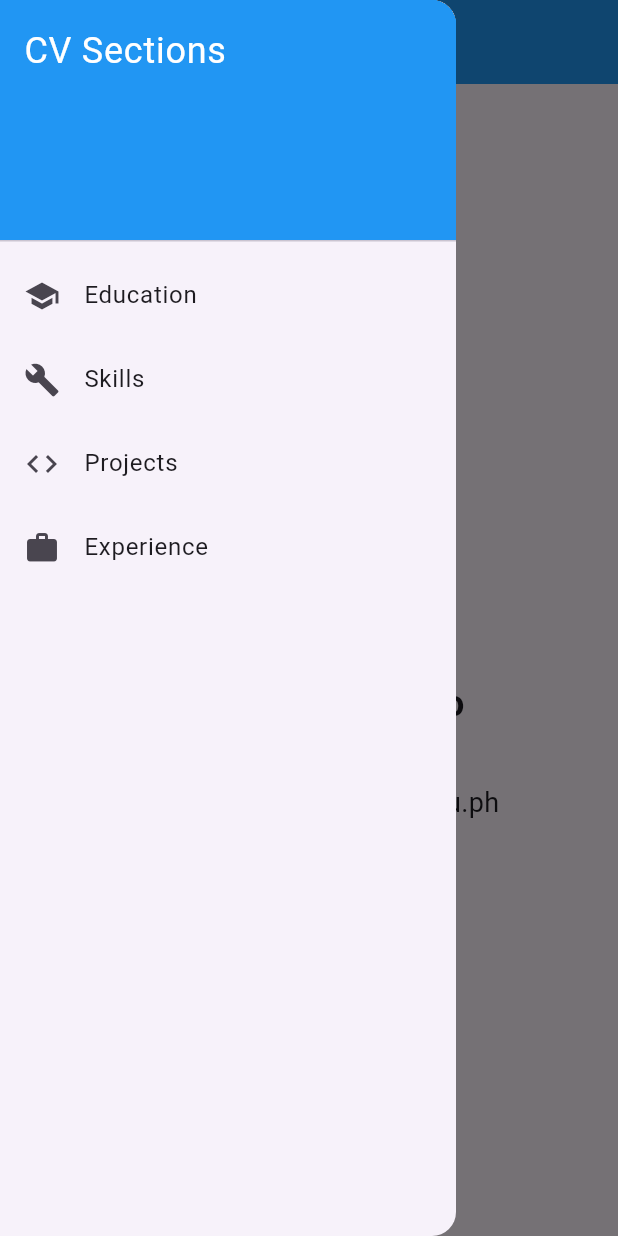
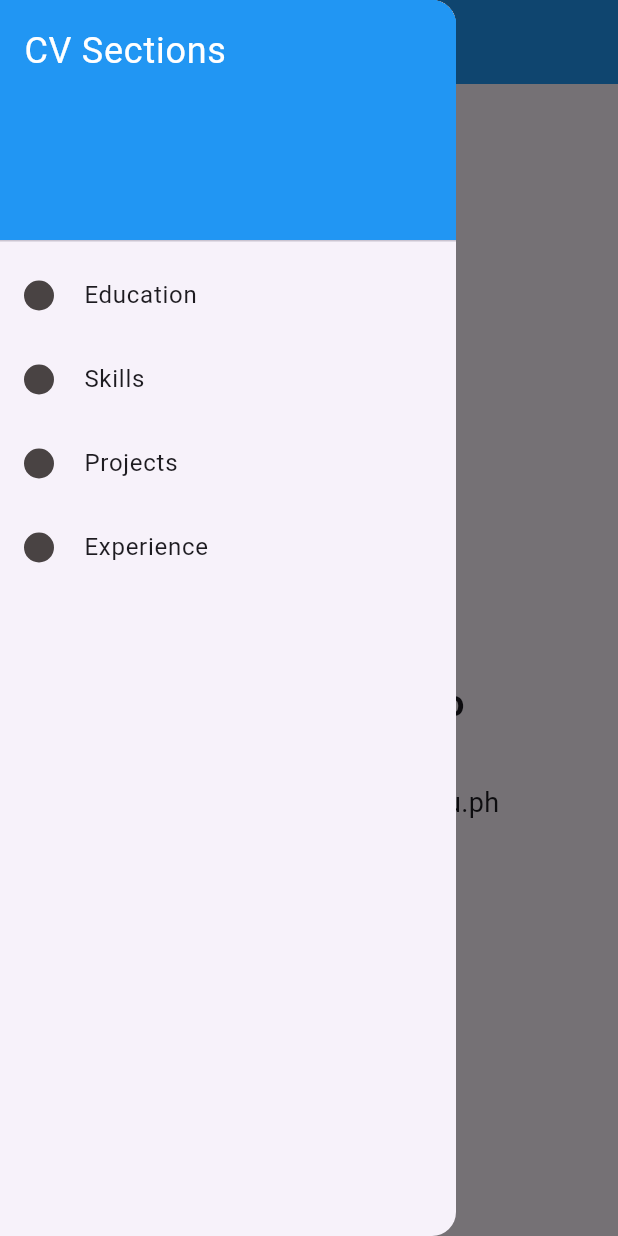
Before and after one commit to PaulVincent-Calvo/drawer_cv, a Flutter app: the screen it shows after launch, with the side drawer open, on a phone screen of 412 x 824 dp. Run offline on Flutter 3.47's test engine with Material 3 defaults, Android fonts, the light colour scheme and no system bars.

Commit message:
grey icons

```diff
--- a/lib/main.dart
+++ b/lib/main.dart
@@ -54,7 +54,14 @@ class MyCVPage extends StatelessWidget {
               ),
             ),
             ListTile(
-              leading: const Icon(Icons.school),
+              leading: Container(
+                width: 20,
+                height: 20,
+                decoration: const BoxDecoration(
+                  color: Color.fromARGB(255, 73, 67, 67),
+                  shape: BoxShape.circle,
+                ),
+              ),
               title: const Text('Education'),
               onTap: () {
                 Navigator.push(
@@ -64,7 +71,14 @@ class MyCVPage extends StatelessWidget {
               },
             ),
             ListTile(
-              leading: const Icon(Icons.build),
+              leading: Container(
+                width: 20,
+                height: 20,
+                decoration: const BoxDecoration(
+                  color: Color.fromARGB(255, 73, 67, 67),
+                  shape: BoxShape.circle,
+                ),
+              ),
               title: const Text('Skills'),
               onTap: () {
                 Navigator.push(
@@ -74,7 +88,14 @@ class MyCVPage extends StatelessWidget {
               },
             ),
             ListTile(
-              leading: const Icon(Icons.code),
+              leading: Container(
+                width: 20,
+                height: 20,
+                decoration: const BoxDecoration(
+                  color: Color.fromARGB(255, 73, 67, 67),
+                  shape: BoxShape.circle,
+                ),
+              ),
               title: const Text('Projects'),
               onTap: () {
                 Navigator.push(
@@ -84,7 +105,14 @@ class MyCVPage extends StatelessWidget {
               },
             ),
             ListTile(
-              leading: const Icon(Icons.work),
+              leading: Container(
+                width: 20,
+                height: 20,
+                decoration: const BoxDecoration(
+                  color: Color.fromARGB(255, 73, 67, 67),
+                  shape: BoxShape.circle,
+                ),
+              ),
               title: const Text('Experience'),
               onTap: () {
                 Navigator.push(
```
